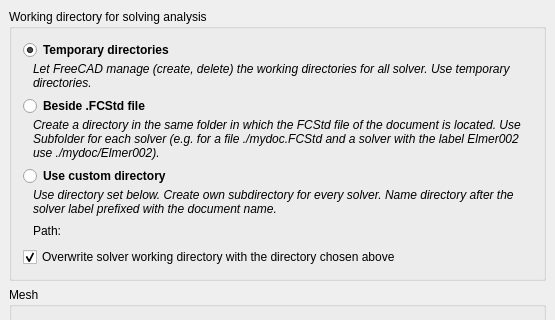
berndhahnebach/All_FreeCAD, file src/Mod/Fem/Gui/DlgSettingsFemGeneral.ui: the form before one commit; both pictures show x 0 to 555 and y 0 to 320 of the 555 by 662 pixel window.
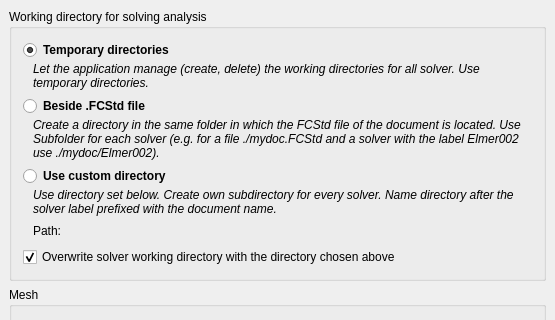
The form after the commit. Custom widgets are drawn as their Qt base class.

Commit message: Improve branding by avoiding explicit use of 'FreeCAD' in tool tips

Diff of the .ui file:
```diff
--- a/src/Mod/Fem/Gui/DlgSettingsFemGeneral.ui
+++ b/src/Mod/Fem/Gui/DlgSettingsFemGeneral.ui
@@ -72,7 +72,7 @@
              </font>
             </property>
             <property name="text">
-             <string>Let FreeCAD manage (create, delete) the working directories for all solver. Use temporary directories.</string>
+             <string>Let the application manage (create, delete) the working directories for all solver. Use temporary directories.</string>
             </property>
             <property name="wordWrap">
              <bool>true</bool>
```
The commit also changes 8 other files.
